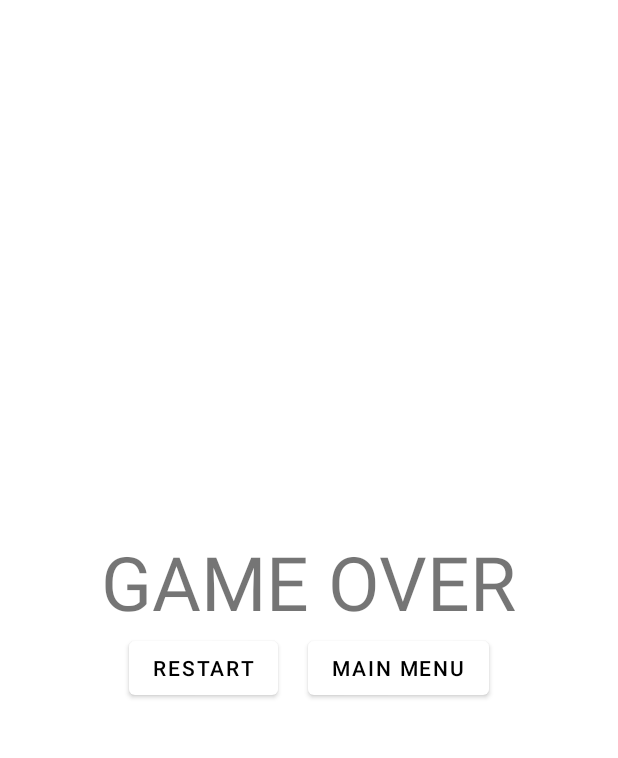
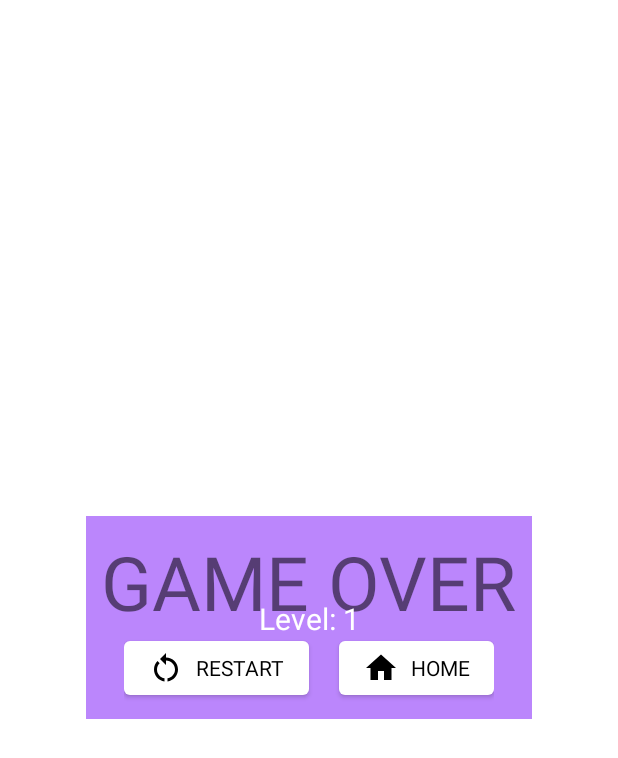
Before and after one commit to karol-oman/pong, an Android app: the fragment GameOverFragment placed in its activity, on a phone screen of 412 x 824 dp. Shown: the top 758 px of the screen. Run offline under Robolectric (Android 15) with nearby library versions, the phone set to English and light mode, and no system bars.

Commit message:
INTENTS on game over button and level textview in the middle of screen

```diff
--- a/app/src/main/java/com/karol/pong/GameOverFragment.kt
+++ b/app/src/main/java/com/karol/pong/GameOverFragment.kt
@@ -1,17 +1,45 @@
 package com.karol.pong
 
+import android.content.Intent
 import android.os.Bundle
 import android.view.LayoutInflater
 import android.view.View
 import android.view.ViewGroup
+import android.widget.Button
 import androidx.fragment.app.Fragment
+import kotlinx.android.synthetic.main.fragment_game_over.view.*
 
 class GameOverFragment: Fragment() {
+
+
     override fun onCreateView(
         inflater: LayoutInflater,
         container: ViewGroup?,
         savedInstanceState: Bundle?
-    ): View? {
-        return inflater.inflate(R.layout.fragment_game_over, container, false)
+    ): View {
+
+
+        //return inflater.inflate(R.layout.fragment_game_over, container, false)
+
+        val view: View = inflater.inflate(R.layout.fragment_game_over, container, false)
+
+        view.button_main_menu.setOnClickListener{
+            println("Main menu")
+            val intent = Intent(activity, MainActivity::class.java)
+
+                //Intent(this, PlayActivity::class.java)
+            startActivity(intent)
+        }
+        view.button_restart.setOnClickListener{
+            println("Restart")
+            val intent = Intent(activity, PlayActivity::class.java)
+
+            startActivity(intent)
+        }
+
+
+        return view
     }
+
+
 }
--- a/app/src/main/java/com/karol/pong/GameView.kt
+++ b/app/src/main/java/com/karol/pong/GameView.kt
@@ -93,6 +93,9 @@ class GameView(context: Context?) : SurfaceView(context), SurfaceHolder.Callback
 
 
     }
+    fun restartGame(){
+        running = true
+    }
 
     private fun draw() {
 
@@ -130,23 +133,32 @@ class GameView(context: Context?) : SurfaceView(context), SurfaceHolder.Callback
 
             //Increase difficulty based on score.
             when (score + 1) {
+                1 -> playActivity.updateLevel("")
                 10 -> {
                     ball.speedY = -80f
                     playActivity.updateLevel("Level: 2")
                 }
+                11 -> playActivity.updateLevel("")
+
                 20 -> {
                     ball.speedY = -110f
                     playActivity.updateLevel("Level: 3")
                 }
+                21 -> playActivity.updateLevel("")
                 40 -> {
                     ball.speedY = -150f
                     playActivity.updateLevel("Level: 4")
                 }
+                41 -> playActivity.updateLevel("")
                 80 -> {
                     ball.speedY = -200f
                     playActivity.updateLevel("Level: 5")
                 }
+                81 -> playActivity.updateLevel("")
+
+
             }
+
             score++
 
 
@@ -157,6 +169,7 @@ class GameView(context: Context?) : SurfaceView(context), SurfaceHolder.Callback
         }
         if (ball.posY + ball.size > bounds.bottom) {
             playActivity.showGameOver()
+            playActivity.updateLevel("")
             println("u suck")
             running = false
         }
--- a/app/src/main/java/com/karol/pong/PlayActivity.kt
+++ b/app/src/main/java/com/karol/pong/PlayActivity.kt
@@ -29,7 +29,8 @@ class PlayActivity : AppCompatActivity() {
 
         runOnUiThread(Runnable {
             supportFragmentManager.commit {
-                add(R.id.test, GameOverFragment())
+                //this was R.id.test
+                add(R.id.frame_play, GameOverFragment())
             }
         })
     }
--- /dev/null
+++ b/app/src/main/res/drawable/ic_baseline_home_24.xml
@@ -0,0 +1,10 @@
+<vector xmlns:android="http://schemas.android.com/apk/res/android"
+    android:width="24dp"
+    android:height="24dp"
+    android:viewportWidth="24"
+    android:viewportHeight="24"
+    android:tint="?attr/colorControlNormal">
+  <path
+      android:fillColor="@android:color/white"
+      android:pathData="M10,20v-6h4v6h5v-8h3L12,3 2,12h3v8z"/>
+</vector>
--- /dev/null
+++ b/app/src/main/res/drawable/ic_baseline_restart_alt_24.xml
@@ -0,0 +1,13 @@
+<vector xmlns:android="http://schemas.android.com/apk/res/android"
+    android:width="24dp"
+    android:height="24dp"
+    android:viewportWidth="24"
+    android:viewportHeight="24"
+    android:tint="?attr/colorControlNormal">
+  <path
+      android:fillColor="@android:color/white"
+      android:pathData="M12,5V2L8,6l4,4V7c3.31,0 6,2.69 6,6c0,2.97 -2.17,5.43 -5,5.91v2.02c3.95,-0.49 7,-3.85 7,-7.93C20,8.58 16.42,5 12,5z"/>
+  <path
+      android:fillColor="@android:color/white"
+      android:pathData="M6,13c0,-1.65 0.67,-3.15 1.76,-4.24L6.34,7.34C4.9,8.79 4,10.79 4,13c0,4.08 3.05,7.44 7,7.93v-2.02C8.17,18.43 6,15.97 6,13z"/>
+</vector>
--- a/app/src/main/res/layout/activity_play.xml
+++ b/app/src/main/res/layout/activity_play.xml
@@ -9,24 +9,33 @@
     <FrameLayout
         android:id="@+id/frame_play"
         android:layout_width="match_parent"
-        android:layout_height="match_parent"/>
+        android:layout_height="match_parent">
+
+        <FrameLayout
+            android:id="@+id/test"
+            android:layout_width="match_parent"
+            android:layout_height="match_parent">
+
+        </FrameLayout>
+    </FrameLayout>
 
     <TextView
         android:id="@+id/text_view_current_score"
         android:layout_width="wrap_content"
         android:layout_height="wrap_content"
+
         android:textColor="@color/white"
         android:textSize="20sp"
 
-            app:layout_constraintEnd_toStartOf="@+id/text_view_high_score"
-            app:layout_constraintStart_toEndOf="@+id/text_view_lvl"
+
+        app:layout_constraintStart_toStartOf="parent"
         app:layout_constraintTop_toTopOf="parent" />
 
     <TextView
         android:id="@+id/text_view_high_score"
         android:layout_width="wrap_content"
         android:layout_height="wrap_content"
-            android:layout_marginEnd="10dp"
+
         android:text="High score: 1337"
 
         android:textColor="@color/white"
@@ -41,13 +50,10 @@
         android:text="Level: 1"
         android:textColor="@color/white"
         android:textSize="20sp"
-            app:layout_constraintStart_toStartOf="parent"
+        app:layout_constraintBottom_toBottomOf="@+id/frame_play"
+        app:layout_constraintEnd_toEndOf="@+id/frame_play"
+        app:layout_constraintStart_toStartOf="@+id/frame_play"
         app:layout_constraintTop_toTopOf="@+id/frame_play" />
-
-    <FrameLayout
-        android:layout_width="match_parent"
-        android:layout_height="match_parent"
-        android:id="@+id/test"/>
 
 
 </androidx.constraintlayout.widget.ConstraintLayout>
--- a/app/src/main/res/layout/fragment_game_over.xml
+++ b/app/src/main/res/layout/fragment_game_over.xml
@@ -14,31 +14,42 @@
         android:gravity="center"
         android:orientation="vertical">
 
-        <TextView
+        <LinearLayout
             android:layout_width="wrap_content"
             android:layout_height="wrap_content"
-            android:text="GAME OVER"
-            android:textSize="50sp" />
+            android:gravity="center"
+            android:orientation="vertical"
+            android:padding="10dp"
+            android:background="@color/purple_200">
 
-        <LinearLayout
-            android:layout_width="match_parent"
-            android:layout_height="wrap_content"
-            android:gravity="center"
-            android:orientation="horizontal">
-
+            <TextView
+                android:layout_width="wrap_content"
+                android:layout_height="wrap_content"
+                android:text="GAME OVER"
+                android:textSize="50sp" />
+            <LinearLayout
+                android:layout_width="wrap_content"
+                android:layout_height="wrap_content">
             <Button
-                android:id="@+id/button2"
+                android:id="@+id/button_restart"
+                style="@style/Widget.MaterialComponents.TextInputLayout.OutlinedBox"
+                app:icon="@drawable/ic_baseline_restart_alt_24"
                 android:layout_width="wrap_content"
                 android:layout_height="wrap_content"
                 android:layout_marginRight="10dp"
-                android:text="Restart" />
+                android:text="RESTART" />
 
             <Button
-                android:id="@+id/button"
+                android:id="@+id/button_main_menu"
+                style="@style/Widget.MaterialComponents.TextInputLayout.OutlinedBox"
+                app:icon="@drawable/ic_baseline_home_24"
                 android:layout_marginLeft="10dp"
                 android:layout_width="wrap_content"
                 android:layout_height="wrap_content"
-                android:text="Main Menu" />
+                android:text="HOME" />
+
+            </LinearLayout>
+
         </LinearLayout>
 
 
```
Lines whose indentation alone changed are shown as unchanged.
